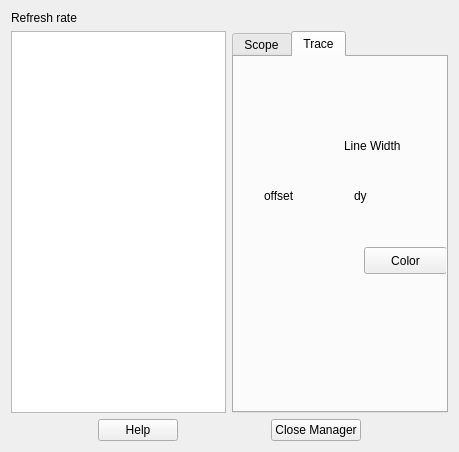
Above: src/qrl_scopes_manager.ui from fcuzzocrea/QRTAILab before the change. Below: the same form after it.
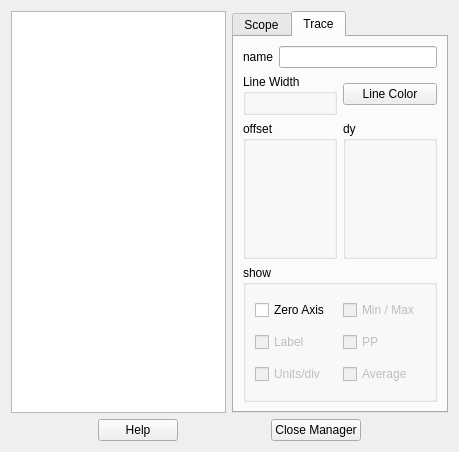
That is the form after the change. The open tabs and pages were chosen to show the change. Icons and pictures are not drawn. Custom widgets are drawn as their Qt base class.

The edit to the form file:
```diff
--- a/src/qrl_scopes_manager.ui
+++ b/src/qrl_scopes_manager.ui
@@ -456,28 +456,29 @@
       <attribute name="title" >
        <string>Trace</string>
       </attribute>
-      <widget class="QPushButton" name="traceColorPushButton" >
-       <property name="geometry" >
-        <rect>
-         <x>130</x>
-         <y>190</y>
-         <width>83</width>
-         <height>27</height>
-        </rect>
-       </property>
+      <layout class="QGridLayout" >
+       <item row="0" column="0" colspan="2" >
+        <layout class="QHBoxLayout" >
+         <item>
+          <widget class="QLabel" name="label_4" >
        <property name="text" >
-        <string>Color</string>
-       </property>
-      </widget>
+            <string>name</string>
+           </property>
+          </widget>
+         </item>
+         <item>
+          <widget class="QLineEdit" name="traceNameLineEdit" />
+         </item>
+        </layout>
+       </item>
+       <item row="1" column="0" >
+        <widget class="QGroupBox" name="groupBox_2" >
+         <property name="title" >
+          <string>Line Width</string>
+         </property>
+         <layout class="QGridLayout" >
+          <item row="0" column="0" >
       <widget class="QwtCounter" name="lineWidthCounter" >
-       <property name="geometry" >
-        <rect>
-         <x>110</x>
-         <y>100</y>
-         <width>74</width>
-         <height>23</height>
-        </rect>
-       </property>
        <property name="numButtons" >
         <number>0</number>
        </property>
@@ -491,15 +492,53 @@
         <double>50.000000000000000</double>
        </property>
       </widget>
+          </item>
+         </layout>
+        </widget>
+       </item>
+       <item row="1" column="1" >
+        <widget class="QPushButton" name="traceColorPushButton" >
+         <property name="text" >
+          <string>Line Color</string>
+         </property>
+        </widget>
+       </item>
+       <item row="2" column="0" >
+        <widget class="QGroupBox" name="groupBox_3" >
+         <property name="title" >
+          <string>offset</string>
+         </property>
+         <layout class="QGridLayout" >
+          <item row="0" column="0" >
+           <widget class="QwtCounter" name="offsetCounter" >
+            <property name="numButtons" >
+             <number>0</number>
+            </property>
+            <property name="basicstep" stdset="0" >
+             <double>0.100000000000000</double>
+            </property>
+            <property name="minValue" >
+             <double>-1000000.000000000000000</double>
+            </property>
+            <property name="maxValue" >
+             <double>1000000.000000000000000</double>
+            </property>
+           </widget>
+          </item>
+          <item row="1" column="0" >
+           <widget class="QwtWheel" name="offsetWheel" />
+          </item>
+         </layout>
+        </widget>
+       </item>
+       <item row="2" column="1" >
+        <widget class="QGroupBox" name="groupBox_4" >
+         <property name="title" >
+          <string>dy</string>
+         </property>
+         <layout class="QGridLayout" >
+          <item row="0" column="0" >
       <widget class="QwtCounter" name="dyCounter" >
-       <property name="geometry" >
-        <rect>
-         <x>110</x>
-         <y>150</y>
-         <width>74</width>
-         <height>23</height>
-        </rect>
-       </property>
        <property name="numButtons" >
         <number>0</number>
        </property>
@@ -516,77 +555,77 @@
         <double>1.000000000000000</double>
        </property>
       </widget>
-      <widget class="QwtCounter" name="offsetCounter" >
-       <property name="geometry" >
-        <rect>
-         <x>30</x>
-         <y>150</y>
-         <width>74</width>
-         <height>23</height>
-        </rect>
-       </property>
-       <property name="numButtons" >
-        <number>0</number>
-       </property>
-       <property name="basicstep" stdset="0" >
-        <double>0.100000000000000</double>
-       </property>
-       <property name="minValue" >
-        <double>-1000000.000000000000000</double>
-       </property>
-       <property name="maxValue" >
-        <double>1000000.000000000000000</double>
-       </property>
-      </widget>
-      <widget class="QLabel" name="widthLabel" >
-       <property name="geometry" >
-        <rect>
-         <x>110</x>
-         <y>80</y>
-         <width>64</width>
-         <height>18</height>
-        </rect>
+          </item>
+         </layout>
+        </widget>
+       </item>
+       <item row="3" column="0" colspan="2" >
+        <widget class="QGroupBox" name="groupBox" >
+         <property name="title" >
+          <string>show</string>
+         </property>
+         <layout class="QGridLayout" >
+          <item row="0" column="0" >
+           <widget class="QCheckBox" name="zeroAxisCheckBox" >
+            <property name="text" >
+             <string>Zero Axis</string>
+            </property>
+           </widget>
+          </item>
+          <item row="0" column="1" >
+           <widget class="QCheckBox" name="minMaxCheckBox" >
+            <property name="enabled" >
+             <bool>false</bool>
+            </property>
+            <property name="text" >
+             <string>Min / Max</string>
+            </property>
+           </widget>
+          </item>
+          <item row="1" column="0" >
+           <widget class="QCheckBox" name="labelCheckBox" >
+            <property name="enabled" >
+             <bool>false</bool>
        </property>
        <property name="text" >
-        <string>Line Width</string>
-       </property>
-      </widget>
-      <widget class="QLabel" name="offsetLabel" >
-       <property name="geometry" >
-        <rect>
-         <x>30</x>
-         <y>130</y>
-         <width>64</width>
-         <height>18</height>
-        </rect>
+             <string>Label</string>
+            </property>
+           </widget>
+          </item>
+          <item row="1" column="1" >
+           <widget class="QCheckBox" name="ppCheckBox" >
+            <property name="enabled" >
+             <bool>false</bool>
        </property>
        <property name="text" >
-        <string>offset</string>
-       </property>
-      </widget>
-      <widget class="QLabel" name="dyLabel" >
-       <property name="geometry" >
-        <rect>
-         <x>120</x>
-         <y>130</y>
-         <width>64</width>
-         <height>18</height>
-        </rect>
+             <string>PP</string>
+            </property>
+           </widget>
+          </item>
+          <item row="2" column="0" >
+           <widget class="QCheckBox" name="unitsCheckBox" >
+            <property name="enabled" >
+             <bool>false</bool>
        </property>
        <property name="text" >
-        <string>dy</string>
-       </property>
-      </widget>
-      <widget class="QwtWheel" name="offsetWheel" >
-       <property name="geometry" >
-        <rect>
-         <x>30</x>
-         <y>190</y>
-         <width>64</width>
-         <height>24</height>
-        </rect>
-       </property>
-      </widget>
+             <string>Units/div</string>
+            </property>
+           </widget>
+          </item>
+          <item row="2" column="1" >
+           <widget class="QCheckBox" name="averageCheckBox" >
+            <property name="enabled" >
+             <bool>false</bool>
+            </property>
+            <property name="text" >
+             <string>Average</string>
+            </property>
+           </widget>
+          </item>
+         </layout>
+        </widget>
+       </item>
+      </layout>
      </widget>
     </widget>
    </item>
@@ -647,13 +686,6 @@
      </item>
     </layout>
    </item>
-   <item row="0" column="0" >
-    <widget class="QLabel" name="minLabel" >
-     <property name="text" >
-      <string>Refresh rate</string>
-     </property>
-    </widget>
-   </item>
   </layout>
  </widget>
  <customwidgets>
```
Left out of the diff: 32 changed lines with no effect on the pictures. Lines whose indentation alone changed are shown as unchanged.
